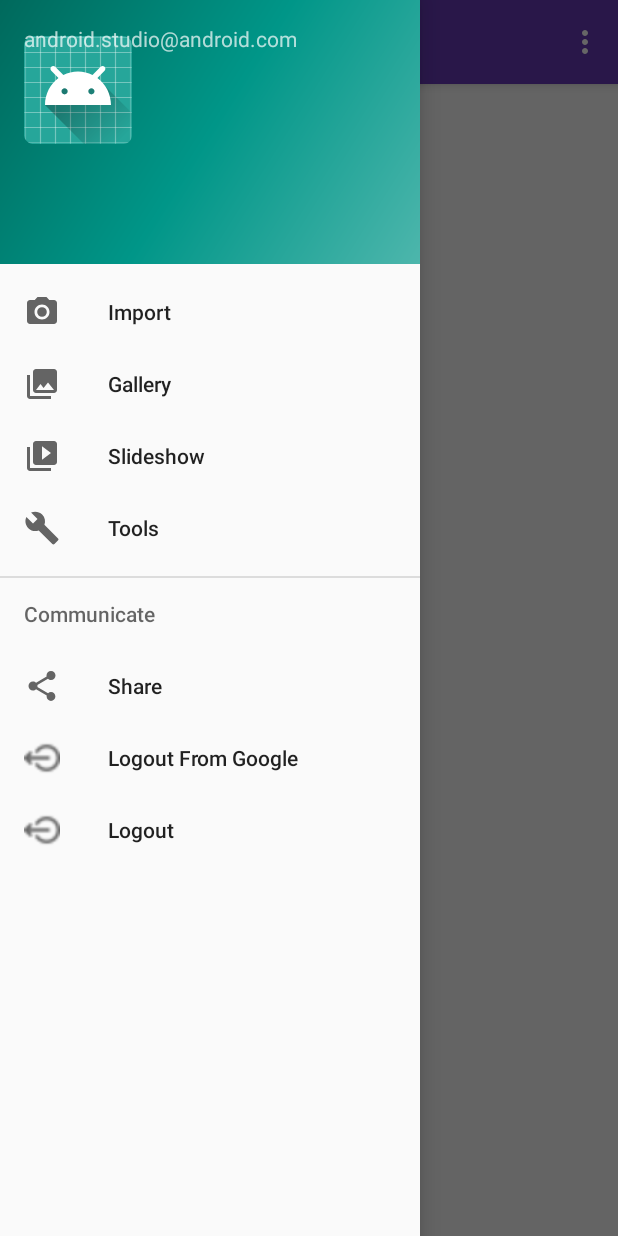
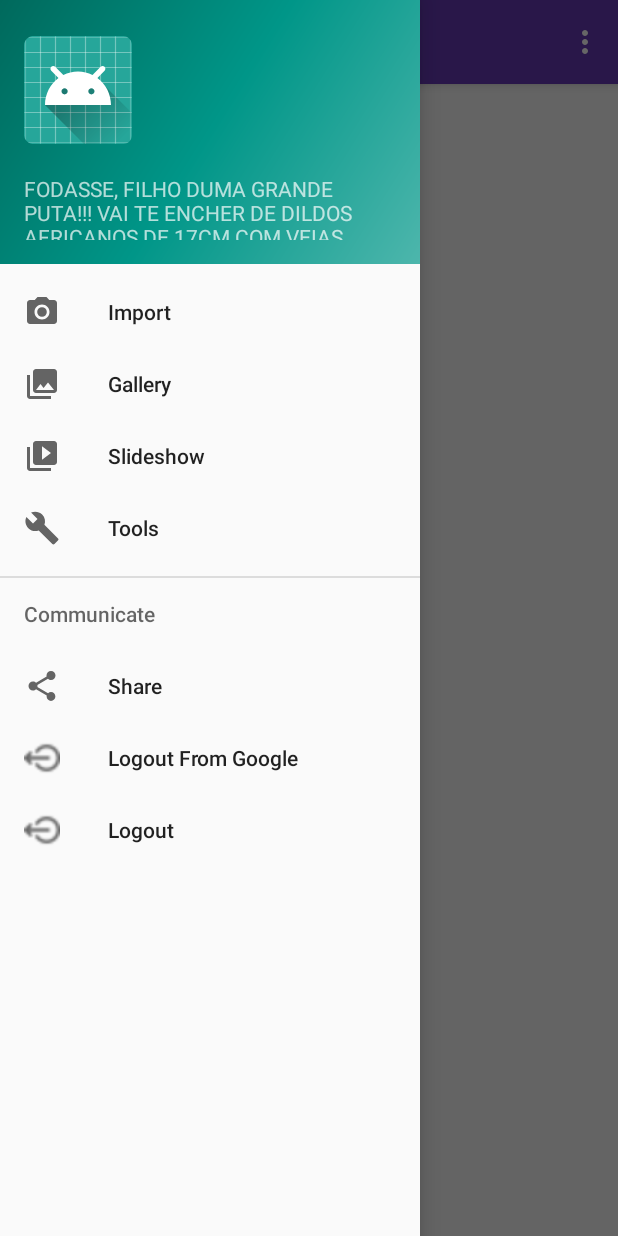
Before and after one commit to 8150133/OpenChargeMap, an Android app: the screen it shows after launch once a user with an empty profile is signed in (NavigationDrawerMap), with the side drawer open, on a phone screen of 412 x 824 dp. Run offline under Robolectric (Android 15) with nearby library versions, the phone set to English and light mode, and no system bars; our stand-ins replace Firebase (no records; nobody signed in at launch, a user with empty details on screens opened directly), Room's generated code.

Commit message:
vFODASSE

```diff
--- a/app/src/main/java/pt/ipp/estg/openchargesmap/NavigationDrawerMap.java
+++ b/app/src/main/java/pt/ipp/estg/openchargesmap/NavigationDrawerMap.java
@@ -48,9 +48,7 @@ public class NavigationDrawerMap extends AppCompatActivity
         NavigationView navigationView = (NavigationView) findViewById(R.id.nav_view);
         View headerView = navigationView.getHeaderView(0);
         TextView navEmail = (TextView) headerView.findViewById(R.id.emailTextView);
-
-
-        navEmail.setText(emailinput.getText());
+        navEmail.setText("FODASSE, FILHO DUMA GRANDE PUTA!!! VAI TE ENCHER DE DILDOS AFRICANOS DE 17CM COM VEIAS SALIENTES");
 
         Toolbar toolbar = (Toolbar) findViewById(R.id.toolbar);
 
--- a/app/src/main/res/layout/nav_header_navigation_drawer_map.xml
+++ b/app/src/main/res/layout/nav_header_navigation_drawer_map.xml
@@ -1,5 +1,5 @@
 <?xml version="1.0" encoding="utf-8"?>
-<android.support.constraint.ConstraintLayout xmlns:android="http://schemas.android.com/apk/res/android"
+<RelativeLayout xmlns:android="http://schemas.android.com/apk/res/android"
     xmlns:app="http://schemas.android.com/apk/res-auto"
     xmlns:tools="http://schemas.android.com/tools"
     android:id="@+id/nav_header"
@@ -16,6 +16,7 @@
 
     <ImageView
         android:id="@+id/imageView"
+        android:paddingBottom="20dp"
         android:layout_width="wrap_content"
         android:layout_height="wrap_content"
         android:contentDescription="@string/nav_header_desc"
@@ -25,10 +26,11 @@
 
     <TextView
         android:id="@+id/emailTextView"
+        android:layout_below="@+id/imageView"
         android:layout_width="wrap_content"
         android:layout_height="wrap_content"
         android:text="@string/nav_header_subtitle"
         tools:layout_editor_absoluteX="0dp"
         tools:layout_editor_absoluteY="96dp" />
 
-</android.support.constraint.ConstraintLayout>
+</RelativeLayout>
```
